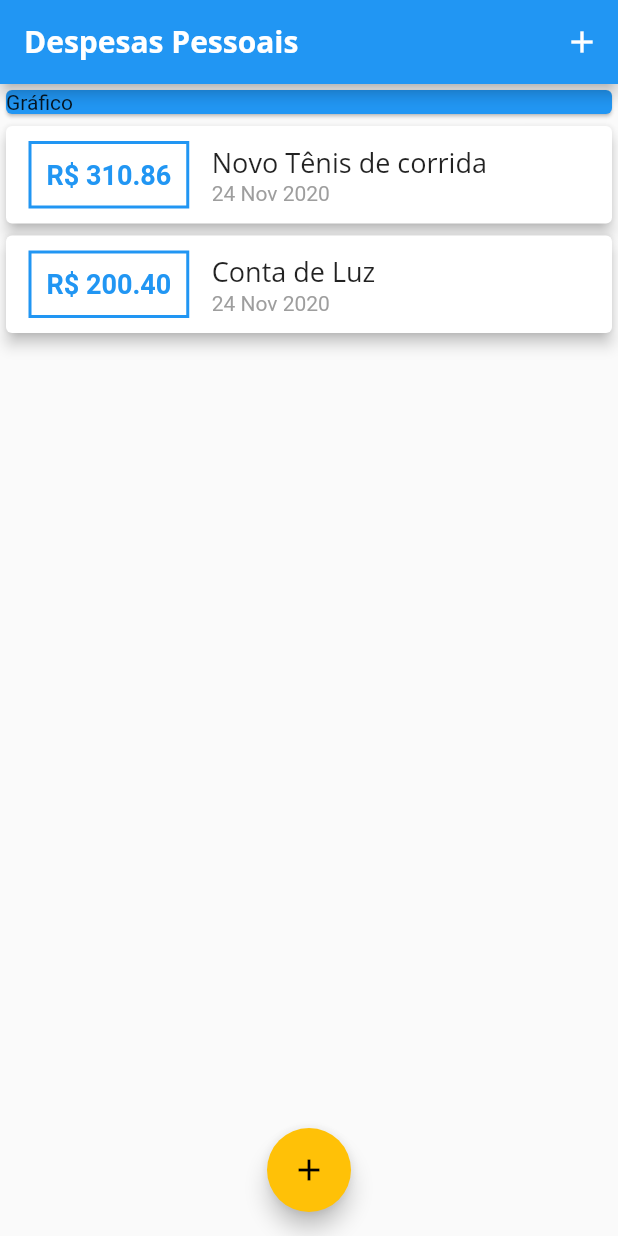
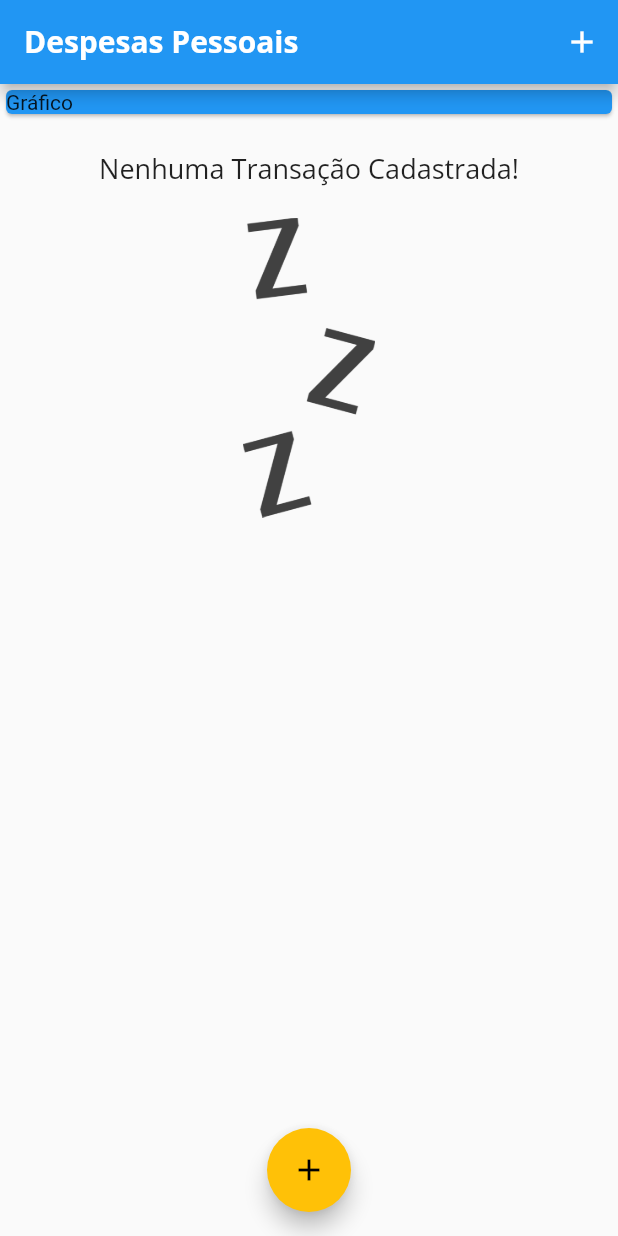
Before and after one commit to allansuru/expenses-app, a Flutter app: the screen it shows after launch, on a phone screen of 412 x 824 dp. Run offline on Flutter 3.47's test engine with Material 2 defaults, Android fonts, the phone set to English and light mode, and no system bars.

```diff
--- a/lib/components/transaction_list.dart
+++ b/lib/components/transaction_list.dart
@@ -10,14 +10,30 @@ class TransactionList extends StatelessWidget {
   @override
   Widget build(BuildContext context) => Container(
         height: 300,
-        child: ListView.builder(
+        child: transactions.isEmpty
+            ? Column(
+                children: [
+                  SizedBox(height: 20),
+                  Text(
+                    'Nenhuma Transação Cadastrada!',
+                    style: Theme.of(context).textTheme.headline6,
+                  ),
+                  SizedBox(height: 20),
+                  Container(
+                      height: 200,
+                      child: Image.asset('assets/images/waiting.png',
+                          fit: BoxFit.cover))
+                ],
+              )
+            : ListView.builder(
                 itemCount: transactions.length,
                 itemBuilder: (ctx, index) {
                   final tr = transactions[index];
                   return Card(
                     child: Row(children: [
                       Container(
-                    margin: EdgeInsets.symmetric(horizontal: 15, vertical: 10),
+                        margin:
+                            EdgeInsets.symmetric(horizontal: 15, vertical: 10),
                         decoration: BoxDecoration(
                             border: Border.all(
                           color: Theme.of(context).primaryColor,
--- a/lib/main.dart
+++ b/lib/main.dart
@@ -38,14 +38,14 @@ class MyHomePage extends StatefulWidget {
 }
 
 class _MyHomePageState extends State<MyHomePage> {
-  final _transactions = [
-    Transaction(
-        id: 't1',
-        title: 'Novo Tênis de corrida',
-        value: 310.86,
-        date: DateTime.now()),
-    Transaction(
-        id: 't2', title: 'Conta de Luz', value: 200.40, date: DateTime.now()),
+  final List<Transaction> _transactions = [
+    // Transaction(
+    //     id: 't1',
+    //     title: 'Novo Tênis de corrida',
+    //     value: 310.86,
+    //     date: DateTime.now()),
+    // Transaction(
+    //     id: 't2', title: 'Conta de Luz', value: 200.40, date: DateTime.now()),
   ];
 
   addTransaction(String title, double value) {
--- a/pubspec.yaml
+++ b/pubspec.yaml
@@ -47,8 +47,8 @@ flutter:
   uses-material-design: true
 
   # To add assets to your application, add an assets section, like this:
-  # assets:
-  #   - images/a_dot_burr.jpeg
+  assets:
+    - assets/images/waiting.png
   #   - images/a_dot_ham.jpeg
 
   # An image asset can refer to one or more resolution-specific "variants", see
```
Also changed, not shown: assets/images/waiting.png (added). Lines whose indentation alone changed are shown as unchanged.
